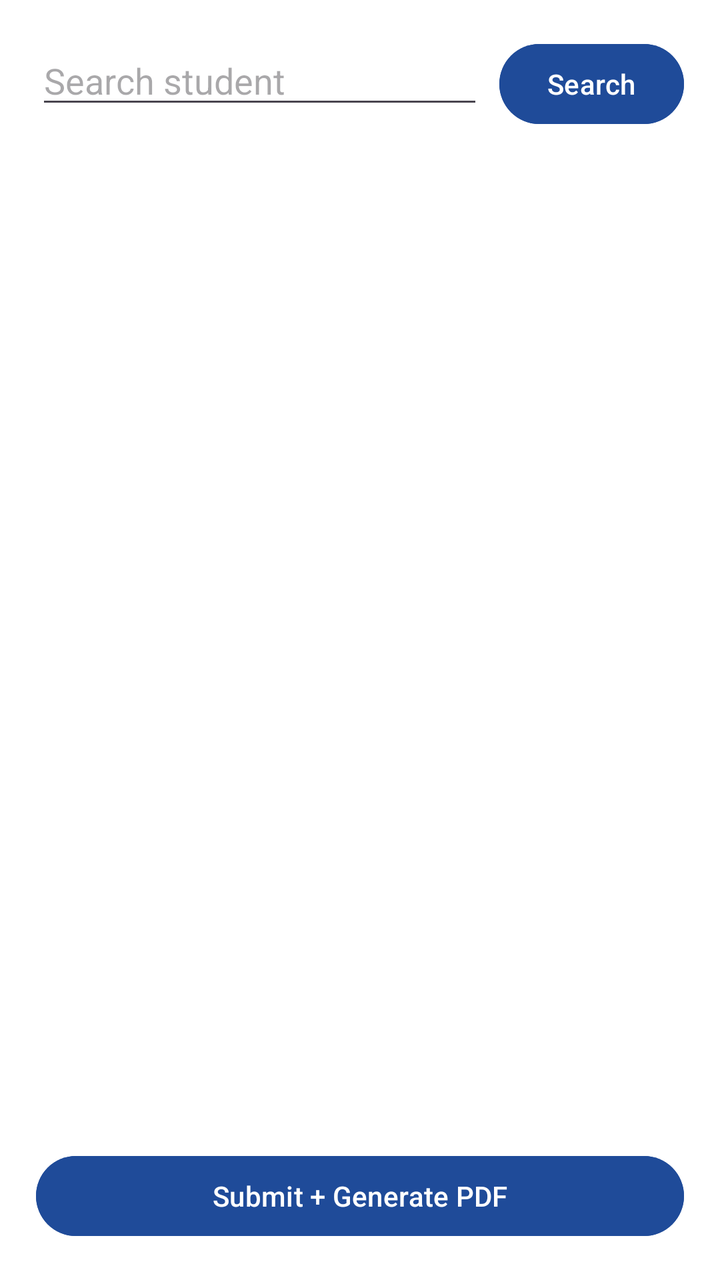
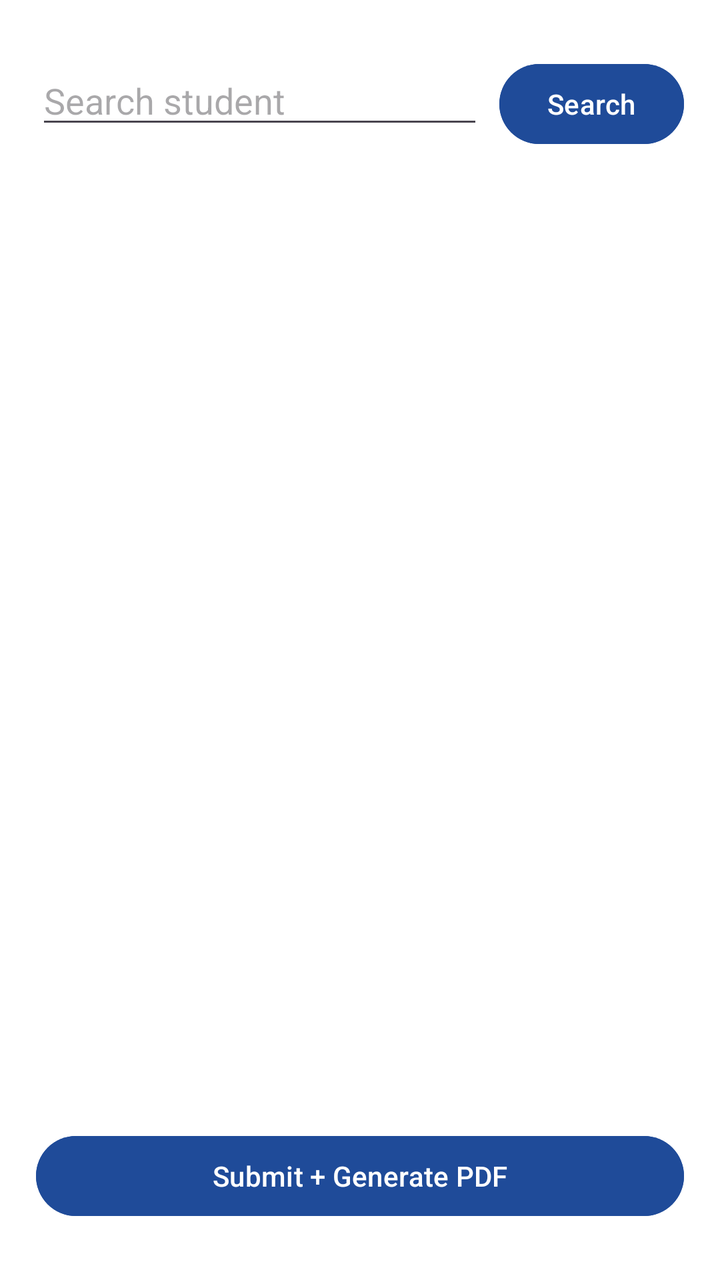

Before-and-after screenshots of an Android layout around one commit, followed by the original layout XML and the change that was made.
<!-- AndroidManifest.xml: application theme Theme.SSJB -->
<!-- res/layout/activity_session_attendance.xml -->
<?xml version="1.0" encoding="utf-8"?>
<LinearLayout xmlns:android="http://schemas.android.com/apk/res/android"
    android:layout_width="match_parent"
    android:layout_height="match_parent"
    android:background="?attr/colorSurface"
    android:orientation="vertical"
    android:padding="18dp">

    <LinearLayout
        android:layout_width="match_parent"
        android:layout_height="wrap_content"
        android:orientation="horizontal">

        <EditText
            android:id="@+id/searchStudentInput"
            android:layout_width="0dp"
            android:layout_height="wrap_content"
            android:layout_weight="1"
            android:hint="@string/search_student" />

        <Button
            android:id="@+id/searchButton"
            android:layout_width="wrap_content"
            android:layout_height="wrap_content"
            android:layout_marginStart="8dp"
            android:backgroundTint="?attr/colorPrimary"
            android:text="@string/search" />
    </LinearLayout>

    <androidx.recyclerview.widget.RecyclerView
        android:id="@+id/attendanceRecycler"
        android:layout_width="match_parent"
        android:layout_height="0dp"
        android:layout_weight="1"
        android:layout_marginTop="10dp" />

    <Button
        android:id="@+id/submitAttendanceButton"
        android:layout_width="match_parent"
        android:layout_height="wrap_content"
        android:layout_marginTop="8dp"
        android:backgroundTint="?attr/colorPrimary"
        android:text="@string/submit_and_generate_pdf"
        android:textAllCaps="false" />
</LinearLayout>
<!-- resources referenced by this layout -->
<resources>
  <string name="search">Search</string>
  <string name="search_student">Search student</string>
  <string name="submit_and_generate_pdf">Submit + Generate PDF</string>
  <style name="Theme.SSJB" parent="Base.Theme.SSJB" />
  <style name="Base.Theme.SSJB" parent="Theme.Material3.DayNight.NoActionBar">
          <item name="colorPrimary">@color/ssjb_primary</item>
          <item name="colorOnPrimary">@color/ssjb_on_primary</item>
          <item name="colorSecondary">@color/ssjb_secondary</item>
          <item name="colorTertiary">@color/ssjb_tertiary</item>
          <item name="colorOnBackground">@color/ssjb_on_background</item>
          <item name="colorSurface">@color/ssjb_surface</item>
          <item name="colorOnSurface">@color/ssjb_on_surface</item>
          <item name="colorSurfaceVariant">@color/ssjb_surface_variant</item>
          <item name="colorOnSurfaceVariant">@color/ssjb_on_surface_variant</item>
          <item name="colorOutline">@color/ssjb_outline</item>
          <item name="colorError">@color/ssjb_error</item>
          <item name="android:statusBarColor">@color/ssjb_background</item>
          <item name="android:navigationBarColor">@color/ssjb_background</item>
          <item name="android:windowBackground">@color/ssjb_background</item>
          <item name="android:forceDarkAllowed">true</item>
      </style>
  <color name="ssjb_primary">#1F4B99</color>
  <color name="ssjb_on_primary">#FFFFFF</color>
  <color name="ssjb_secondary">#0F766E</color>
  <color name="ssjb_tertiary">#A15E2E</color>
  <color name="ssjb_on_background">#1E2430</color>
  <color name="ssjb_surface">#FFFFFF</color>
  <color name="ssjb_on_surface">#1E2430</color>
  <color name="ssjb_surface_variant">#E7EEF8</color>
  <color name="ssjb_on_surface_variant">#5E667A</color>
  <color name="ssjb_outline">#CCD6E2</color>
  <color name="ssjb_error">#C62828</color>
  <color name="ssjb_background">#F4F7FB</color>
</resources>

<!-- the commit's change to res/layout/activity_session_attendance.xml (unified diff, before → after) -->
@@ -3,8 +3,12 @@
     android:layout_width="match_parent"
     android:layout_height="match_parent"
     android:background="?attr/colorSurface"
+    android:fitsSystemWindows="true"
     android:orientation="vertical"
-    android:padding="18dp">
+    android:paddingLeft="18dp"
+    android:paddingTop="28dp"
+    android:paddingRight="18dp"
+    android:paddingBottom="28dp">
 
     <LinearLayout
         android:layout_width="match_parent"
